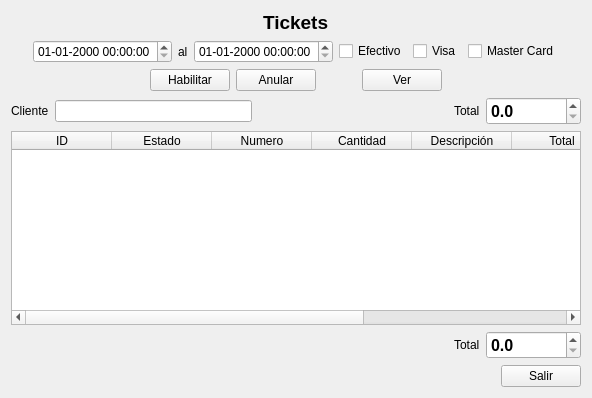
This is BMKSistema/comprobante/comprobantebuscar.ui in radtek/manager as Qt 5 draws it before an edit. The edited form follows.
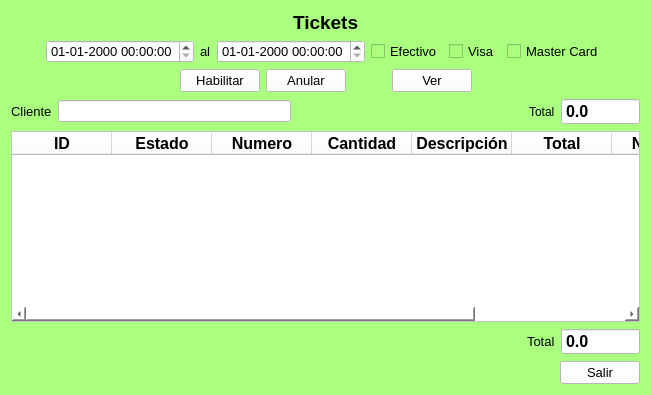
This is the edited form. Icons and pictures are not drawn.

Diff of the .ui file:
```diff
--- a/BMKSistema/comprobante/comprobantebuscar.ui
+++ b/BMKSistema/comprobante/comprobantebuscar.ui
@@ -6,8 +6,8 @@
    <rect>
     <x>0</x>
     <y>0</y>
-    <width>592</width>
-    <height>398</height>
+    <width>651</width>
+    <height>395</height>
    </rect>
   </property>
   <property name="windowTitle">
@@ -17,6 +17,20 @@
    <iconset resource="../iconos.qrc">
     <normaloff>:/new/Iconos/Journal.png</normaloff>:/new/Iconos/Journal.png</iconset>
   </property>
+  <property name="styleSheet">
+   <string notr="true">QSplitter::handle{ background-color: black }
+QWidget{ background-color: rgb(170, 255, 127) }
+QLineEdit{ background-color: rgb(255, 255, 255) }
+QLineEdit{ color: rgb(0, 0, 0) }
+QTableWidget{ background-color: rgb(255, 255, 255) }
+QComboBox{ background-color: rgb(255, 255, 255) }
+QSpinBox{ background-color: rgb(255, 255, 255) }
+QDoubleSpinBox{ background-color: rgb(255, 255, 255) }
+QHeaderView{ background-color: rgb(255, 255, 255) }
+QScrollBar{ background-color: rgb(255, 255, 255) }
+QPushButton{ background-color: rgb(255, 255, 255) }
+QDateTimeEdit{ background-color: rgb(255, 255, 255) }</string>
+  </property>
   <layout class="QVBoxLayout" name="verticalLayout">
    <item>
     <layout class="QHBoxLayout" name="horizontalLayout">
@@ -79,6 +93,11 @@
      </item>
      <item>
       <widget class="QDateTimeEdit" name="dateTimeEdit_ini">
+       <property name="font">
+        <font>
+         <pointsize>10</pointsize>
+        </font>
+       </property>
        <property name="displayFormat">
         <string>dd-MM-yyyy hh:mm:ss</string>
        </property>
@@ -86,6 +105,11 @@
      </item>
      <item>
       <widget class="QLabel" name="label_2">
+       <property name="font">
+        <font>
+         <pointsize>10</pointsize>
+        </font>
+       </property>
        <property name="text">
         <string>al</string>
        </property>
@@ -93,6 +117,11 @@
      </item>
      <item>
       <widget class="QDateTimeEdit" name="dateTimeEdit_fin">
+       <property name="font">
+        <font>
+         <pointsize>10</pointsize>
+        </font>
+       </property>
        <property name="displayFormat">
         <string>dd-MM-yyyy hh:mm:ss</string>
        </property>
@@ -100,6 +129,11 @@
      </item>
      <item>
       <widget class="QCheckBox" name="checkBox_efectivo">
+       <property name="font">
+        <font>
+         <pointsize>10</pointsize>
+        </font>
+       </property>
        <property name="text">
         <string>Efectivo</string>
        </property>
@@ -107,6 +141,11 @@
      </item>
      <item>
       <widget class="QCheckBox" name="checkBox_visa">
+       <property name="font">
+        <font>
+         <pointsize>10</pointsize>
+        </font>
+       </property>
        <property name="text">
         <string>Visa</string>
        </property>
@@ -114,6 +153,11 @@
      </item>
      <item>
       <widget class="QCheckBox" name="checkBox_masterCard">
+       <property name="font">
+        <font>
+         <pointsize>10</pointsize>
+        </font>
+       </property>
        <property name="text">
         <string>Master Card</string>
        </property>
@@ -151,6 +195,11 @@
      </item>
      <item>
       <widget class="QPushButton" name="pushButton_habilitar">
+       <property name="font">
+        <font>
+         <pointsize>10</pointsize>
+        </font>
+       </property>
        <property name="text">
         <string>Habilitar</string>
        </property>
@@ -162,6 +211,11 @@
      </item>
      <item>
       <widget class="QPushButton" name="pushButton_anular">
+       <property name="font">
+        <font>
+         <pointsize>10</pointsize>
+        </font>
+       </property>
        <property name="text">
         <string>Anular</string>
        </property>
@@ -189,6 +243,11 @@
      </item>
      <item>
       <widget class="QPushButton" name="pushButton_ver">
+       <property name="font">
+        <font>
+         <pointsize>10</pointsize>
+        </font>
+       </property>
        <property name="text">
         <string>Ver</string>
        </property>
@@ -217,6 +276,11 @@
     <layout class="QHBoxLayout" name="horizontalLayout_4">
      <item>
       <widget class="QLabel" name="label_4">
+       <property name="font">
+        <font>
+         <pointsize>10</pointsize>
+        </font>
+       </property>
        <property name="text">
         <string>Cliente</string>
        </property>
@@ -254,6 +318,12 @@
          <bold>true</bold>
         </font>
        </property>
+       <property name="readOnly">
+        <bool>true</bool>
+       </property>
+       <property name="buttonSymbols">
+        <enum>QAbstractSpinBox::NoButtons</enum>
+       </property>
        <property name="decimals">
         <number>1</number>
        </property>
@@ -266,45 +336,106 @@
    </item>
    <item>
     <widget class="QTableWidget" name="tableWidget">
+     <property name="font">
+      <font>
+       <pointsize>11</pointsize>
+      </font>
+     </property>
      <column>
       <property name="text">
        <string>ID</string>
       </property>
+      <property name="font">
+       <font>
+        <pointsize>12</pointsize>
+        <weight>75</weight>
+        <bold>true</bold>
+       </font>
+      </property>
      </column>
      <column>
       <property name="text">
        <string>Estado</string>
       </property>
+      <property name="font">
+       <font>
+        <pointsize>12</pointsize>
+        <weight>75</weight>
+        <bold>true</bold>
+       </font>
+      </property>
      </column>
      <column>
       <property name="text">
        <string>Numero</string>
       </property>
+      <property name="font">
+       <font>
+        <pointsize>12</pointsize>
+        <weight>75</weight>
+        <bold>true</bold>
+       </font>
+      </property>
      </column>
      <column>
       <property name="text">
        <string>Cantidad</string>
       </property>
+      <property name="font">
+       <font>
+        <pointsize>12</pointsize>
+        <weight>75</weight>
+        <bold>true</bold>
+       </font>
+      </property>
      </column>
      <column>
       <property name="text">
        <string>Descripción</string>
       </property>
+      <property name="font">
+       <font>
+        <pointsize>12</pointsize>
+        <weight>75</weight>
+        <bold>true</bold>
+       </font>
+      </property>
      </column>
      <column>
       <property name="text">
        <string>Total</string>
       </property>
+      <property name="font">
+       <font>
+        <pointsize>12</pointsize>
+        <weight>75</weight>
+        <bold>true</bold>
+       </font>
+      </property>
      </column>
      <column>
       <property name="text">
        <string>Nombre</string>
       </property>
+      <property name="font">
+       <font>
+        <pointsize>12</pointsize>
+        <weight>75</weight>
+        <bold>true</bold>
+       </font>
+      </property>
      </column>
      <column>
       <property name="text">
        <string>Fecha</string>
       </property>
+      <property name="font">
+       <font>
+        <pointsize>12</pointsize>
+        <weight>75</weight>
+        <bold>true</bold>
+       </font>
+      </property>
      </column>
     </widget>
    </item>
@@ -325,6 +456,11 @@
      </item>
      <item>
       <widget class="QLabel" name="label_3">
+       <property name="font">
+        <font>
+         <pointsize>10</pointsize>
+        </font>
+       </property>
        <property name="text">
         <string>Total</string>
        </property>
@@ -339,6 +475,12 @@
          <bold>true</bold>
         </font>
        </property>
+       <property name="readOnly">
+        <bool>true</bool>
+       </property>
+       <property name="buttonSymbols">
+        <enum>QAbstractSpinBox::NoButtons</enum>
+       </property>
        <property name="decimals">
         <number>1</number>
        </property>
@@ -366,6 +508,11 @@
      </item>
      <item>
       <widget class="QPushButton" name="pushButton_salir">
+       <property name="font">
+        <font>
+         <pointsize>10</pointsize>
+        </font>
+       </property>
        <property name="text">
         <string>Salir</string>
        </property>
```
